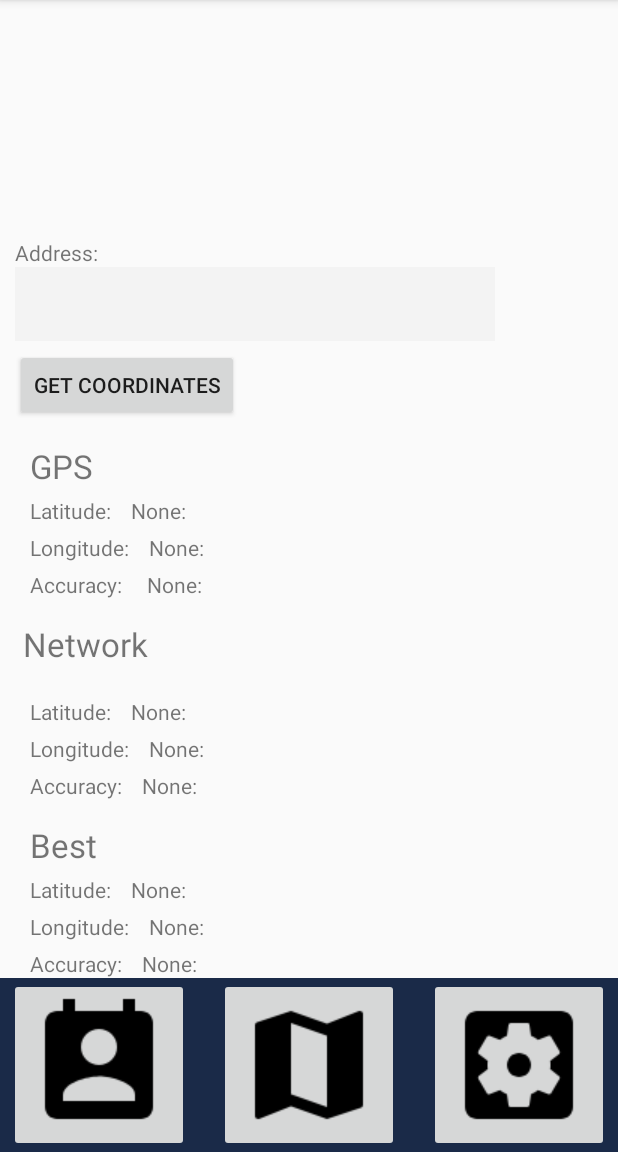
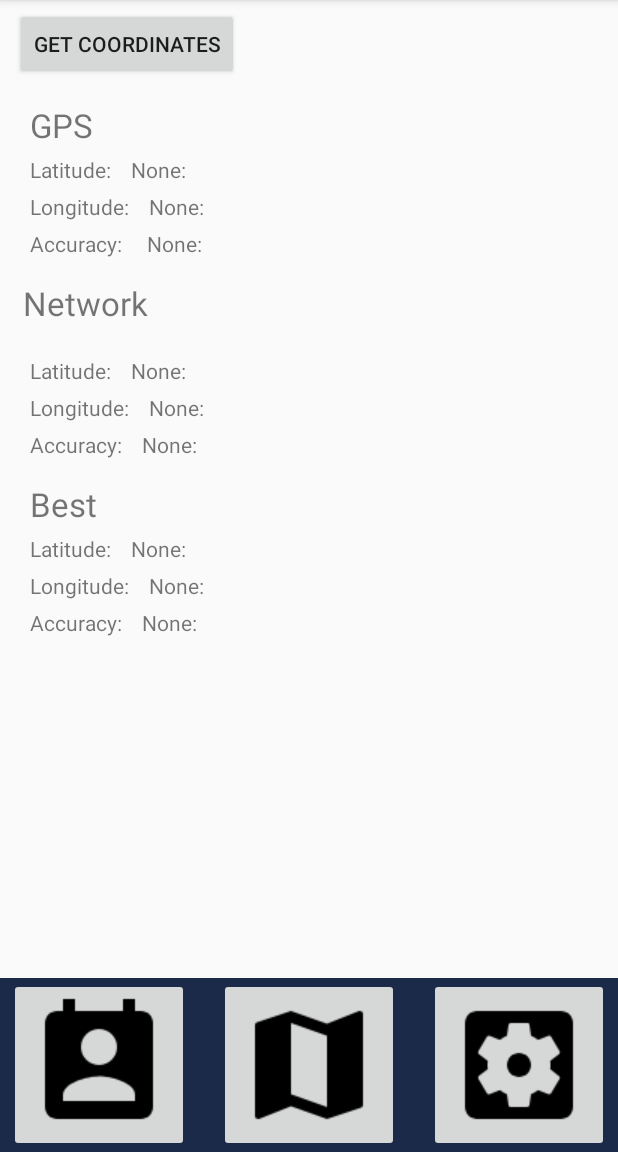
Before and after one commit to Alex-121/MyClassList, an Android app: the Exercise screen opened directly, with no data from a screen before it, on a phone screen of 412 x 824 dp, the part 84-1236 px from its top. Run offline under Robolectric (Android 15) with nearby library versions, the phone set to English and light mode, and no system bars.

Commit message:
Exercise Files

```diff
--- a/app/src/main/res/layout/activity_exercise.xml
+++ b/app/src/main/res/layout/activity_exercise.xml
@@ -52,74 +52,11 @@
         android:layout_height="wrap_content"
         android:layout_alignParentStart="true"
         android:layout_alignParentLeft="true"
+        android:layout_alignParentTop="true"
         android:layout_above="@id/navbar" >
     <RelativeLayout
         android:layout_width="match_parent"
         android:layout_height="wrap_content">
-    <TextView
-        android:id="@+id/textAddress"
-        android:layout_width="wrap_content"
-        android:layout_height="wrap_content"
-        android:layout_alignParentStart="true"
-        android:layout_alignParentLeft="true"
-        android:layout_marginStart="10dp"
-        android:layout_marginLeft="10dp"
-        android:layout_marginTop="15dp"
-        android:text="@string/address" />
-
-    <EditText
-        android:id="@+id/editAddress1"
-        android:layout_width="wrap_content"
-        android:layout_height="wrap_content"
-        android:layout_below="@id/textAddress"
-        android:layout_alignParentStart="true"
-        android:layout_alignParentLeft="true"
-        android:layout_marginStart="10dp"
-        android:layout_marginLeft="10dp"
-        android:background="@color/data_entry"
-        android:ems="15"
-        android:imeOptions="actionNext"
-        android:inputType="textCapWords" />
-
-    <EditText
-        android:id="@+id/editCity1"
-        android:layout_width="wrap_content"
-        android:layout_height="wrap_content"
-        android:layout_below="@id/editAddress1"
-        android:layout_alignParentStart="true"
-        android:layout_alignParentLeft="true"
-        android:layout_marginStart="10dp"
-        android:layout_marginLeft="10dp"
-        android:background="@color/data_entry"
-        android:ems="8"
-        android:imeOptions="actionNext"
-        android:inputType="textCapWords"
-        android:nextFocusDown="@+id/editState1" />
-
-    <EditText
-        android:id="@+id/editState1"
-        android:layout_width="wrap_content"
-        android:layout_height="wrap_content"
-        android:layout_alignBottom="@id/editCity1"
-        android:layout_toEndOf="@id/editCity1"
-        android:layout_toRightOf="@id/editCity1"
-        android:background="@color/data_entry"
-        android:ems="2"
-        android:imeOptions="actionNext"
-        android:inputType="textCapCharacters"
-        android:maxLength="2"
-        android:nextFocusDown="@+id/editZipcode1" />
-
-    <EditText
-        android:id="@+id/editZipcode1"
-        android:layout_width="wrap_content"
-        android:layout_height="wrap_content"
-        android:layout_alignBottom="@id/editState1"
-        android:layout_toRightOf="@id/editState1"
-        android:background="@color/data_entry"
-        android:ems="5"
-        android:inputType="numberSigned"
-        android:maxLength="5" />
 
     <TextView
         android:id="@+id/textGPS"
@@ -274,7 +211,6 @@
         android:id="@+id/buttonCoods"
         android:layout_width="wrap_content"
         android:layout_height="wrap_content"
-        android:layout_below="@id/editCity1"
         android:layout_marginLeft="10dp"
         android:layout_marginTop="5dp"
         android:text="Get Coordinates" />
```
Also changed, not shown: 1 other file.
